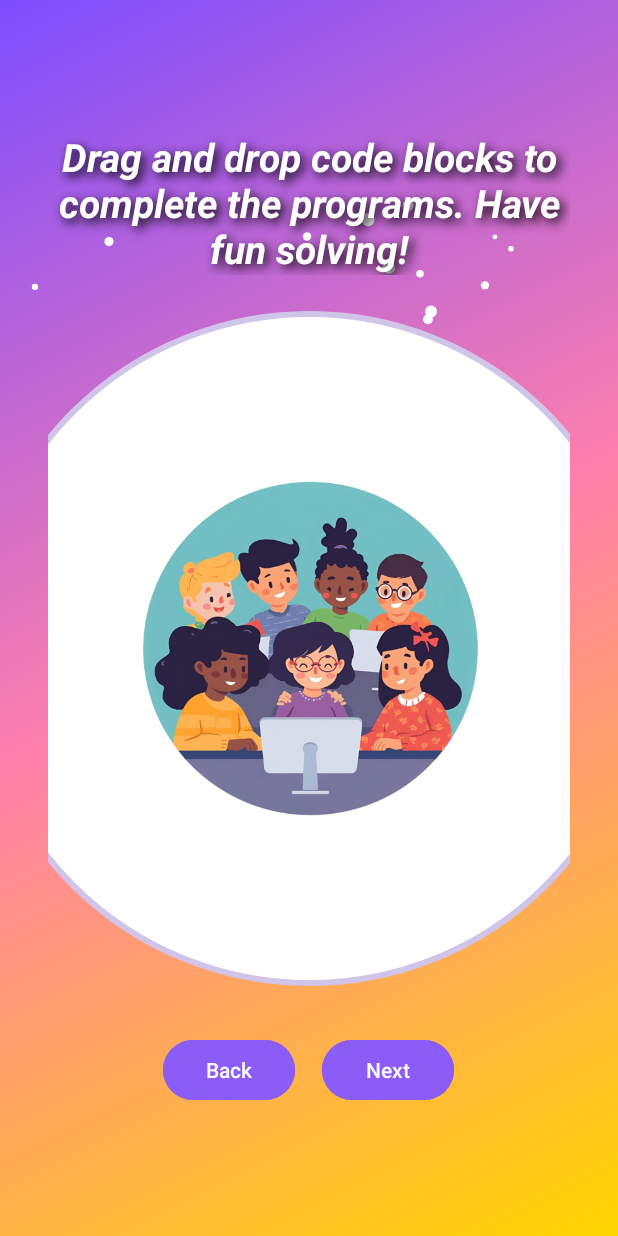
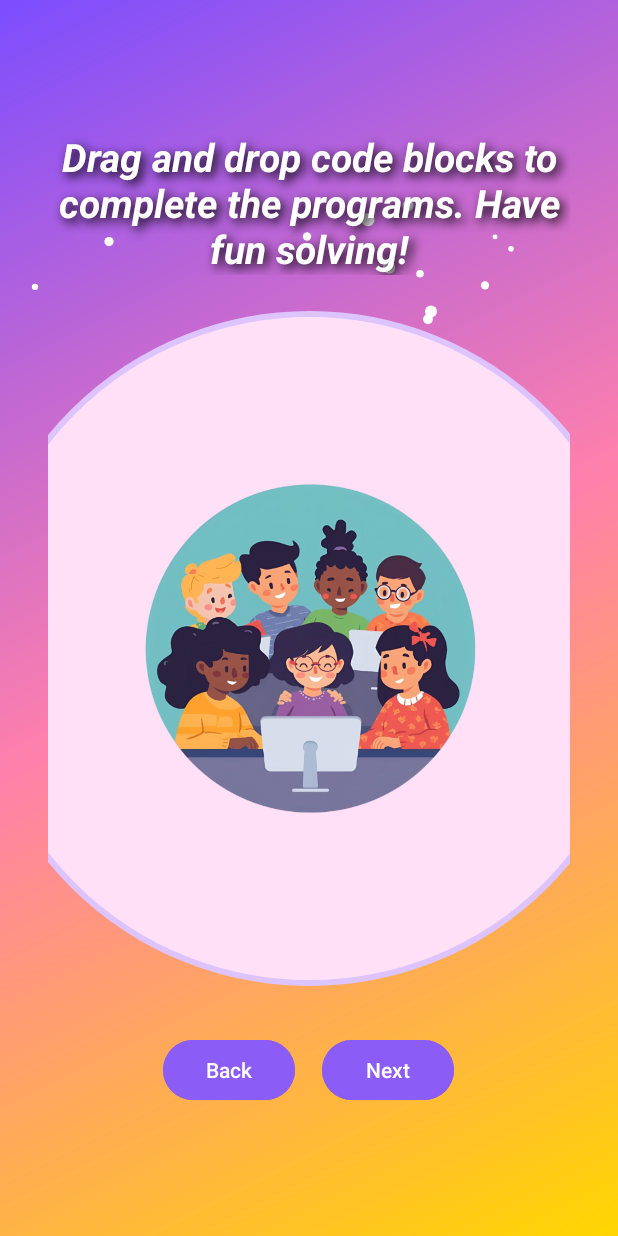
Before and after one commit to Ornella-Gigante/Code-Quest, an Android app: the TutorialActivity screen opened directly, with no data from a screen before it, after a tap on "Next", on a phone screen of 412 x 824 dp. Run offline under Robolectric (Android 15) with nearby library versions, the phone set to English and light mode, and no system bars.

Commit message:
style: add pastel color and soft border to tutorial circle background

```diff
--- a/app/src/main/res/drawable/circle_white_shadow.xml
+++ b/app/src/main/res/drawable/circle_white_shadow.xml
@@ -1,8 +1,11 @@
 <?xml version="1.0" encoding="utf-8"?>
 <shape xmlns:android="http://schemas.android.com/apk/res/android"
     android:shape="oval">
-    <solid android:color="#FFFFFF"/>
-    <size android:width="300dp" android:height="300dp" />
-    <stroke android:width="4dp" android:color="#D1C4E9"/>
-    <padding android:left="5dp" android:top="5dp" android:right="5dp" android:bottom="5dp"/>
+    <!-- Color suave pastel (puedes probar otros como #FFE0F7, #FCF3CF, #E3F2FD) -->
+    <solid android:color="#FFE0F7"/>
+    <!-- Borde suave lavanda -->
+    <stroke android:width="4dp" android:color="#DDC4FF"/>
+    <!-- Sombra o efecto difuso -->
+    <size android:width="450dp" android:height="450dp" />
+    <padding android:left="8dp" android:top="8dp" android:right="8dp" android:bottom="8dp"/>
 </shape>
```
